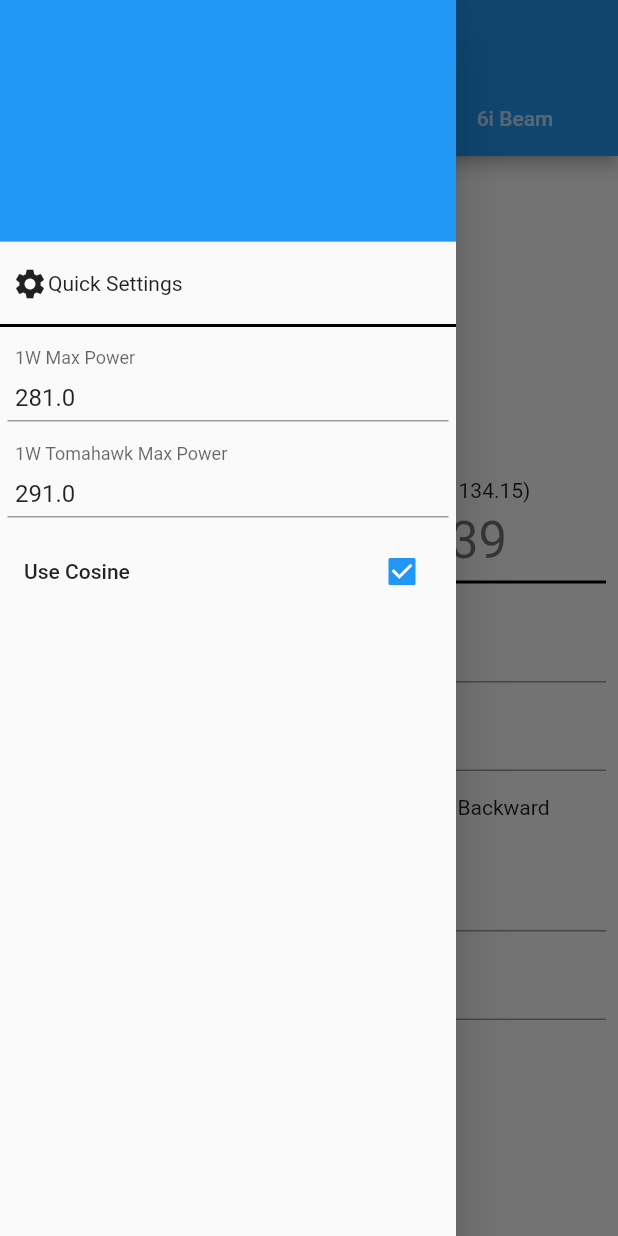
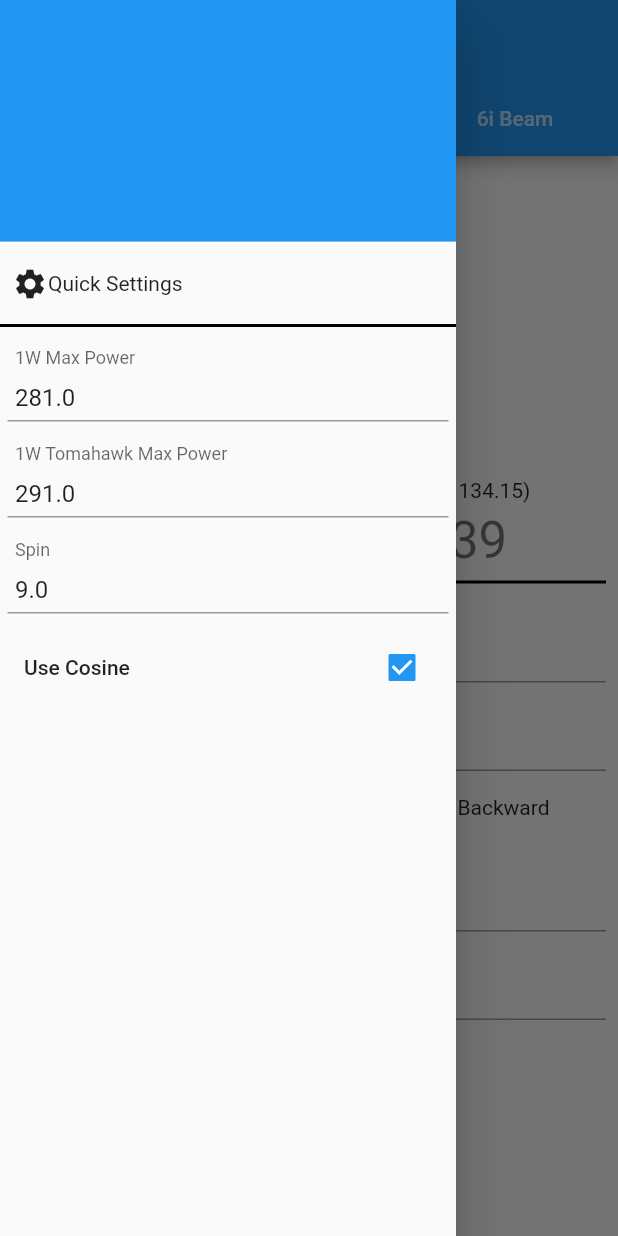
Before and after one commit to yongxb/pangya-calculator, a Flutter app: the screen it shows after launch, tab 2 chosen, in the side drawer, after a tap on "Forward", on a phone screen of 412 x 824 dp. Run offline on Flutter 3.47's test engine with Material 2 defaults, Android fonts, the phone set to English and light mode, and no system bars; our stand-ins replace shared_preferences; missing offline and left inert: dart:ffi.

Commit message:
Added spin correction for 9 spin

```diff
--- a/lib/Screens/calculator1WDunk.dart
+++ b/lib/Screens/calculator1WDunk.dart
@@ -207,7 +207,12 @@ class _Calculator1WDunkFormState extends State<Calculator1WDunkForm> {
       } else {
         force = trueDist + realAltitude + elevationInfH;
       }
+
+      //spin correction
+      double spinCorrection = 0.1*(11-appData.spin)*(260/appData.maxPower1WDunk)/appData.maxPower1WDunk*trueDist*exp((1.65/appData.maxPower1WDunk + 0.001)*trueDist);
+
       caliperPower = powerFn(force);
+      caliperPower = caliperPower + spinCorrection;
       caliperPower = num.parse(caliperPower.toStringAsFixed(2));
     });
   }
--- a/lib/appConfig.dart
+++ b/lib/appConfig.dart
@@ -16,6 +16,7 @@ class AppData {
   double windAngle = 45;
   double breaks = 0;
   double greenSlope = 0;
+  double spin = 9;
   String terrain = "100";
   bool windDirection = true;
 
--- a/lib/drawer.dart
+++ b/lib/drawer.dart
@@ -10,12 +10,13 @@ class drawerWidget extends StatefulWidget {
 class _drawerWidgetState extends State<drawerWidget> {
   TextEditingController  _maxPower1WDunkController = TextEditingController();
   TextEditingController  _maxPower1WTomahawkController = TextEditingController();
+  TextEditingController  _spinController = TextEditingController();
 
   @override
   void initState() {
     _maxPower1WDunkController.text = appData.maxPower1WDunk.toString();
     _maxPower1WTomahawkController.text = appData.maxPower1WTomahawk.toString();
-
+    _spinController.text = appData.spin.toString();
     return super.initState();
   }
 
@@ -24,6 +25,7 @@ class _drawerWidgetState extends State<drawerWidget> {
     // Clean up the controller when the widget is disposed.
     _maxPower1WDunkController.dispose();
     _maxPower1WTomahawkController.dispose();
+    _spinController.dispose();
     super.dispose();
   }
 
@@ -41,6 +43,12 @@ class _drawerWidgetState extends State<drawerWidget> {
     });
   }
 
+  updateSpin() async {
+    SharedPreferences prefs = await SharedPreferences.getInstance();
+    setState(() {
+      prefs.setDouble('spin', appData.spin);
+    });
+  }
 
   @override
   Widget build(BuildContext context) {
@@ -105,6 +113,22 @@ class _drawerWidgetState extends State<drawerWidget> {
               },
             ),
           ),
+          Padding(
+            padding: const EdgeInsets.symmetric(horizontal: 5, vertical: 8),
+            child: TextFormField(
+              decoration: const InputDecoration(
+                labelText: 'Spin',
+                hintText: '9',
+                contentPadding: EdgeInsets.symmetric(horizontal: 5),
+              ),
+              keyboardType: TextInputType.number,
+              controller: _spinController,
+              onChanged: (String value) {
+                appData.spin = double.parse(value);
+                updateMaxPower1WPowershot();
+              },
+            ),
+          ),
           CheckboxListTile(
             title: const Text("Use Cosine"),
             value: appData.useCosine,
```
